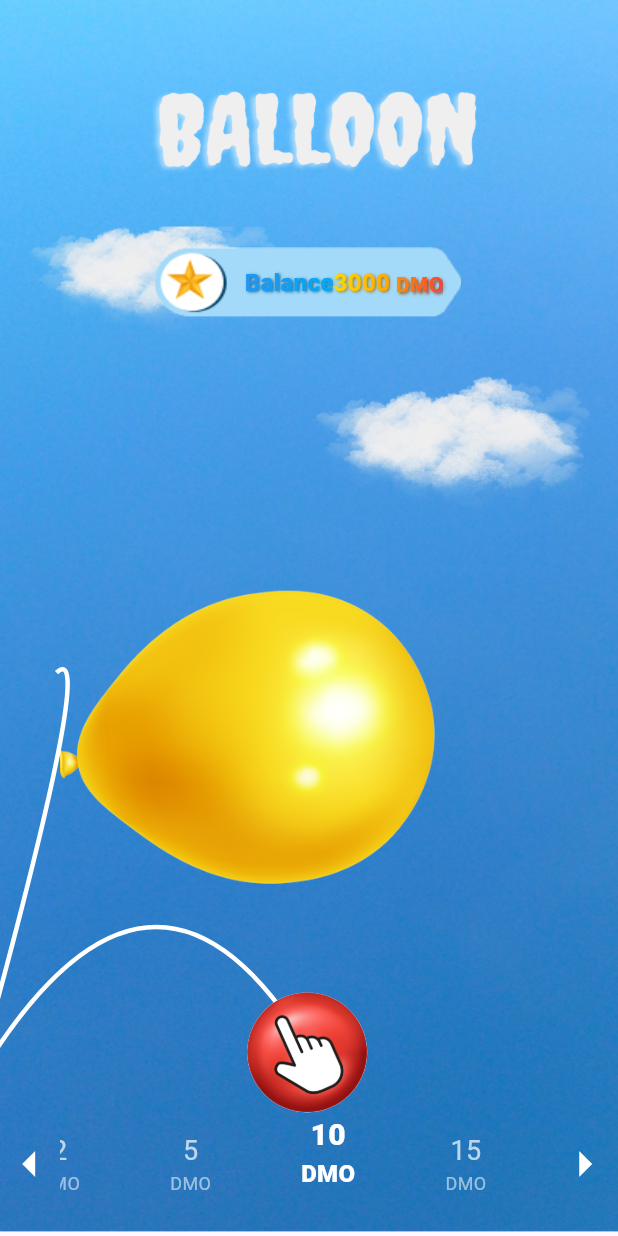
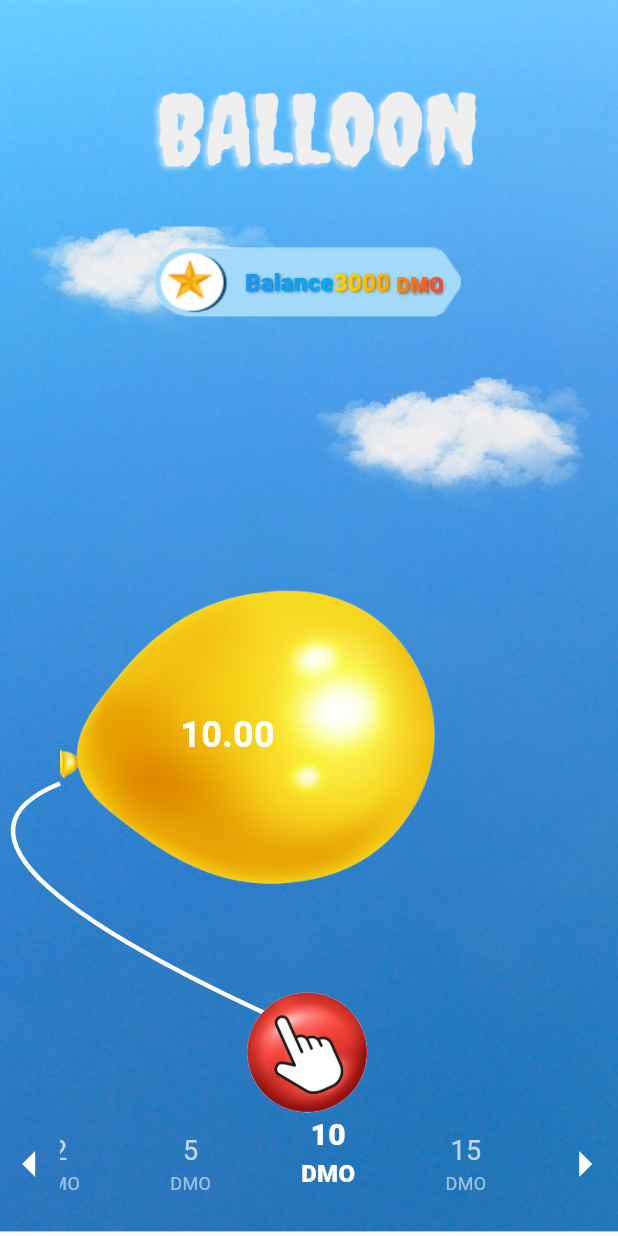
Before and after one commit to SuryavanshiAman/balloon, a Flutter app: the screen it shows after launch, after a tap on "10", on a phone screen of 412 x 824 dp. Run offline on Flutter 3.47's test engine with Material 3 defaults, Android fonts, the phone set to English and light mode, and no system bars; our stand-ins replace lottie; project files that could hold a hidden picture were left out.

Commit message:
8 commit

```diff
--- a/lib/game_controller.dart
+++ b/lib/game_controller.dart
@@ -163,20 +163,24 @@ class CurvedPipeTail extends CustomPainter {
       ..color = Colors.white
       ..style = PaintingStyle.stroke
       ..strokeWidth = 3;
+    Path path = Path();
 
-    // Define a path for the curved pipe
-    Path path = Path();
-    double controlPointX = size.width * (0.5 * animationValue*0.4);
-    double controlPointY = size.height; // Adjusts height dynamically
-    double endPointY = size.width;
-
-    // Start point dynamically set based on the container
-    // path.moveTo(-3, size.height);
-    path.moveTo(37, startPoint.dy);
-    path.quadraticBezierTo(2+ controlPointX, controlPointY, size.width, endPointY);
+    double controlPointX = size.height * (0.2 * animationValue*0.1);
+    double controlPointY = size.height;
+    path.moveTo(45, startPoint.dy);
+    // path.lineTo(startPoint.dx,startPoint.dy);
+    path.quadraticBezierTo(controlPointX-20, controlPointY+50, size.width, size.height*1.5);
 
     // Draw the path
     canvas.drawPath(path, paint);
+    /// working
+    // Path path = Path();
+    // double controlPointX = size.width * (0.5 * animationValue*0.4);
+    // double controlPointY = size.height; // Adjusts height dynamically
+    // double endPointY = size.width;
+    // path.moveTo(37, startPoint.dy);
+    // path.quadraticBezierTo(2+ controlPointX, controlPointY, size.width, endPointY);
+    // canvas.drawPath(path, paint);
   }
 
   @override
--- a/lib/view/game_screen.dart
+++ b/lib/view/game_screen.dart
@@ -52,19 +52,15 @@ class _BalloonScreenState extends State<BalloonScreen>
       }
     });
     _pipeController = AnimationController(
-      duration: Duration(seconds: 2),
+      duration: Duration(seconds: 10),
       vsync: this,
-    )..repeat(reverse: false);
+    );
 
     // Define the animation with a curve
-    _pipeAnimation = CurvedAnimation(
+    _pipeAnimation =CurvedAnimation(
       parent: _pipeController,
-      curve: Curves.easeInBack,
+      curve: Curves.easeInOut,
     );
-    // _tailAnimation = Tween<double>(
-    //   begin: 0.0,
-    //   end: gameController.balloonSize * 0.5, // Tail size grows with balloon
-    // ).animate(CurvedAnimation(parent: _tailController, curve: Curves.easeIn));
 
   }
   void _startPipeAnimation() {
@@ -310,13 +306,14 @@ class _BalloonScreenState extends State<BalloonScreen>
                   WidgetsBinding.instance.addPostFrameCallback((_) {
                     RenderBox box = _containerKey.currentContext!.findRenderObject() as RenderBox;
                     Offset position = box.localToGlobal(Offset.zero);
-
                     setState(() {
                       _startPosition = position;
                     });
                   });
 
-                  return Container(
+                  return Stack(
+                    children: [
+                      Container(
                         key: _containerKey,
                         width: gameController.winGif == true
                             ? width * 1
@@ -333,6 +330,23 @@ class _BalloonScreenState extends State<BalloonScreen>
                                 : Assets.imagesBalloon),
                           ),
                         ),
+                      ),
+                      Center(
+                        child: Padding(
+                          padding:  EdgeInsets.only(left: 80.0, top: height*0.12),
+                          child: Text(
+                            gameController.blast == true || gameController.isFlying
+                                ? ""
+                                : gameController.multipliedValue.toStringAsFixed(2),
+                            style: TextStyle(
+                              fontSize: 24,
+                              fontWeight: FontWeight.bold,
+                              color: Colors.white,
+                            ),
+                          ),
+                        ),
+                      ),
+                    ],
                   );
                 },
               ),
@@ -497,41 +511,37 @@ class _BalloonScreenState extends State<BalloonScreen>
                   )
                 : Container(),
             Positioned(
-              top: height * 0.55 , // Moves upwards based on the animation
-              left: -3,
+              top: height * 0.18 , // Moves upwards based on the animation
+              left: -5,
               child: AnimatedBuilder(
                 animation: _pipeAnimation,
                 builder: (context, child) {
-                  return Transform.rotate(
-                    angle: 2.3,
-                    child: CustomPaint(
-                      painter: CurvedPipeTail(_pipeAnimation.value,_startPosition),
+                  return CustomPaint(
+                    painter: CurvedPipeTail(_pipeAnimation.value-7,_startPosition),
                     child: Container(
-                        // color: Colors.red,
                       width: width * 0.6,
-                        height: height *0.45, // Increase the height as the animation value increases
-                      ),
+                      height: height *0.45 , // Increase the height as the animation value increases
                     ),
                   );
                 },
               ),
             ),
-          Positioned(
-              top: height * 0.45,
-              // left: 1,
-              child: AnimatedBuilder(
-                animation: _pipeAnimation,
-                builder: (context, child) {
-                  return CustomPaint(
-                    painter: CurvedPipePainter(_pipeAnimation.value),
-                    child: SizedBox(
-                      width: width * 0.5,
-                      height: height * 0.4,
-                    ),
-                  );
-                },
-              ),
-            ),
+          // Positioned(
+          //     top: height * 0.45,
+          //     // left: 1,
+          //     child: AnimatedBuilder(
+          //       animation: _pipeAnimation,
+          //       builder: (context, child) {
+          //         return CustomPaint(
+          //           painter: CurvedPipePainter(_pipeAnimation.value),
+          //           child: SizedBox(
+          //             width: width * 0.5,
+          //             height: height * 0.4,
+          //           ),
+          //         );
+          //       },
+          //     ),
+          //   ),
             Positioned(
               left: width * 0.4,
               bottom: height * 0.1,
```
Also changed, not shown: lib/test.dart (+110 -0 lines). Lines whose indentation alone changed are shown as unchanged.
